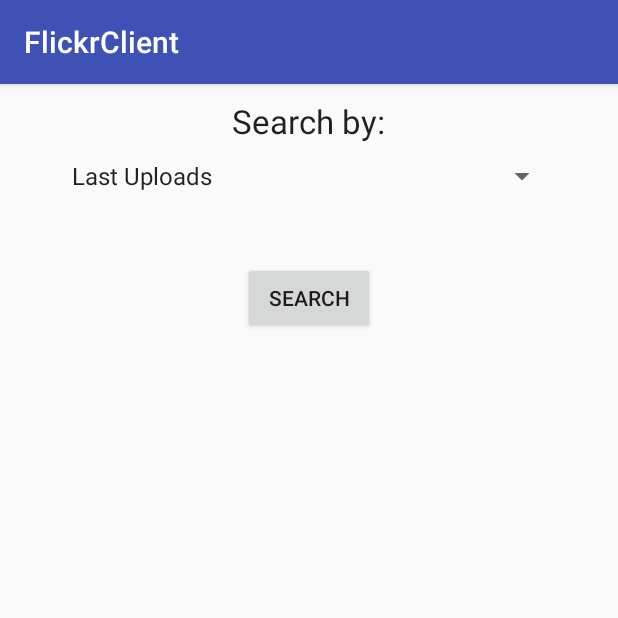
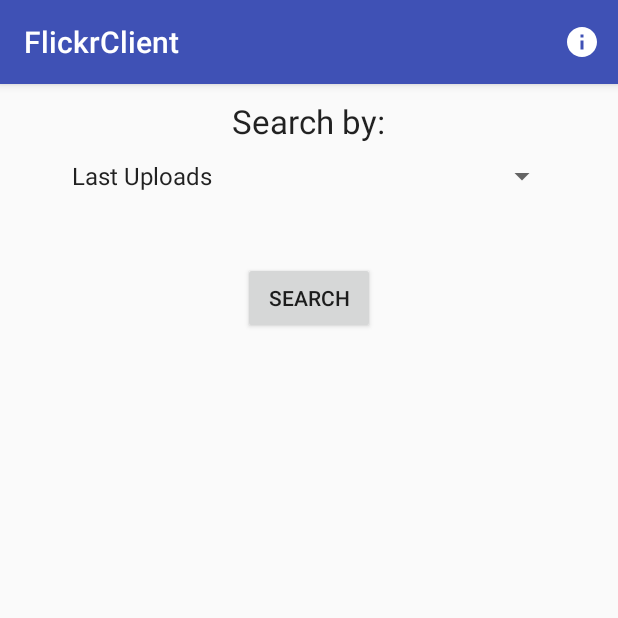
Before and after one commit to sergioalberti/FlickrClient, an Android app: the screen it shows after launch (MainActivity), on a phone screen of 412 x 824 dp, the top half of it. Run offline under Robolectric (Android 15) with nearby library versions, the phone set to English and light mode, and no system bars; libraries missing offline, so code that uses them is left out: net.jcip.annotations.

Commit message:
Some minor fixes, back button state implemented, about entry on action bar implemented

```diff
--- a/app/src/main/java/it/univr/android/flickrclient/controller/Controller.java
+++ b/app/src/main/java/it/univr/android/flickrclient/controller/Controller.java
@@ -48,7 +48,11 @@ public class Controller {
 
     @UiThread
     public void callSearchService(Context context, String searchType, String key){
-        mvc.model.clearModel();
+        // if this method is invoked, a new search is required (a search from previous search happens
+        // only if the user make a search by author from a current search). Thus the model has to be
+        // hard reset by purgeModel invocation that clears even oldImageList
+
+        mvc.model.purgeModel();
         SearchService.doFlickrSearch(context, searchType, key, null);
     }
 
--- a/app/src/main/java/it/univr/android/flickrclient/view/MainFragment.java
+++ b/app/src/main/java/it/univr/android/flickrclient/view/MainFragment.java
@@ -4,10 +4,15 @@ package it.univr.android.flickrclient.view;
  * Created by user on 5/16/17.
  */
 
+import android.app.AlertDialog;
 import android.app.Fragment;
+import android.content.DialogInterface;
 import android.os.Bundle;
 import android.support.annotation.UiThread;
 import android.view.LayoutInflater;
+import android.view.Menu;
+import android.view.MenuInflater;
+import android.view.MenuItem;
 import android.view.View;
 import android.view.ViewGroup;
 import android.widget.AdapterView;
@@ -32,7 +37,7 @@ public class MainFragment extends Fragment implements AbstractFragment {
     @Override @UiThread
     public void onCreate(Bundle savedInstanceState) {
         super.onCreate(savedInstanceState);
-        setHasOptionsMenu(false);
+        setHasOptionsMenu(true);
     }
 
     @Override @UiThread
@@ -96,4 +101,34 @@ public class MainFragment extends Fragment implements AbstractFragment {
     public void onModelChanged() {
         //nothing to do
     }
+
+    @Override
+    public void onCreateOptionsMenu(Menu menu, MenuInflater inflater) {
+        super.onCreateOptionsMenu(menu, inflater);
+        menu.clear();
+        inflater.inflate(R.menu.fragment_main_menu, menu);
+    }
+
+    @Override
+    public boolean onOptionsItemSelected(MenuItem item) {
+        if (item.getItemId() == R.id.menu_info) {
+
+            AlertDialog.Builder builder = new AlertDialog.Builder(getActivity());
+
+            builder.setMessage("Sergio Alberti, Adam Seewald\n" +
+                               "Giugno/Luglio 2017\n" +
+                               "versione 1.0")
+                    .setTitle("About")
+                    .setPositiveButton("OK", new DialogInterface.OnClickListener() {
+                        public void onClick(DialogInterface dialog, int id) { }
+                    })
+                    .setIcon(R.drawable.vector_info_black);
+
+            AlertDialog dialog = builder.create();
+            dialog.show();
+
+            return true;
+        } else
+            return super.onOptionsItemSelected(item);
+    }
 }
--- /dev/null
+++ b/app/src/main/res/drawable/vector_info_black.xml
@@ -0,0 +1,9 @@
+<vector xmlns:android="http://schemas.android.com/apk/res/android"
+    android:width="24dp"
+    android:height="24dp"
+    android:viewportWidth="24.0"
+    android:viewportHeight="24.0">
+    <path
+        android:fillColor="#ff000000"
+        android:pathData="M12,2C6.48,2 2,6.48 2,12s4.48,10 10,10 10,-4.48 10,-10S17.52,2 12,2zM13,17h-2v-6h2v6zM13,9h-2L11,7h2v2z"/>
+</vector>
--- /dev/null
+++ b/app/src/main/res/drawable/vector_info_white.xml
@@ -0,0 +1,9 @@
+<vector xmlns:android="http://schemas.android.com/apk/res/android"
+    android:width="24dp"
+    android:height="24dp"
+    android:viewportWidth="24.0"
+    android:viewportHeight="24.0">
+    <path
+        android:fillColor="#ffffff"
+        android:pathData="M12,2C6.48,2 2,6.48 2,12s4.48,10 10,10 10,-4.48 10,-10S17.52,2 12,2zM13,17h-2v-6h2v6zM13,9h-2L11,7h2v2z"/>
+</vector>
--- a/app/src/main/res/layout/fragment_search_item.xml
+++ b/app/src/main/res/layout/fragment_search_item.xml
@@ -13,6 +13,7 @@
         android:layout_alignParentTop="true"
         android:layout_alignParentBottom="true"
         android:layout_marginRight="10dp"
+        android:scaleType="centerCrop"
         />
 
     <LinearLayout
--- /dev/null
+++ b/app/src/main/res/menu/fragment_main_menu.xml
@@ -0,0 +1,10 @@
+<?xml version="1.0" encoding="utf-8"?>
+<menu
+    xmlns:android="http://schemas.android.com/apk/res/android"
+    xmlns:app="http://schemas.android.com/apk/res-auto">
+    <item
+        android:id="@+id/menu_info"
+        android:icon="@drawable/vector_info_white"
+        android:title="About"
+        app:showAsAction="ifRoom" />
+</menu>
```
Also changed, not shown: app/src/main/java/it/univr/android/flickrclient/controller/SearchService.java (+7 -5 lines), app/src/main/java/it/univr/android/flickrclient/model/Model.java (+8 -6 lines), app/src/main/java/it/univr/android/flickrclient/view/ImageFragment.java (+4 -14 lines), app/src/main/java/it/univr/android/flickrclient/view/SearchFragment.java (+48 -19 lines).
